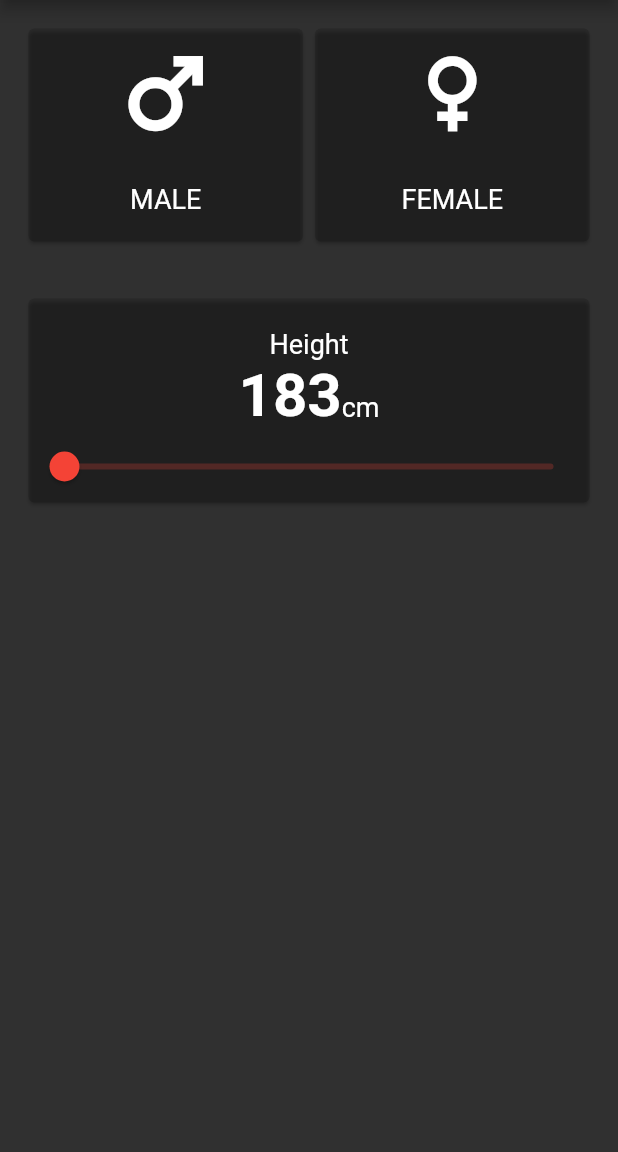
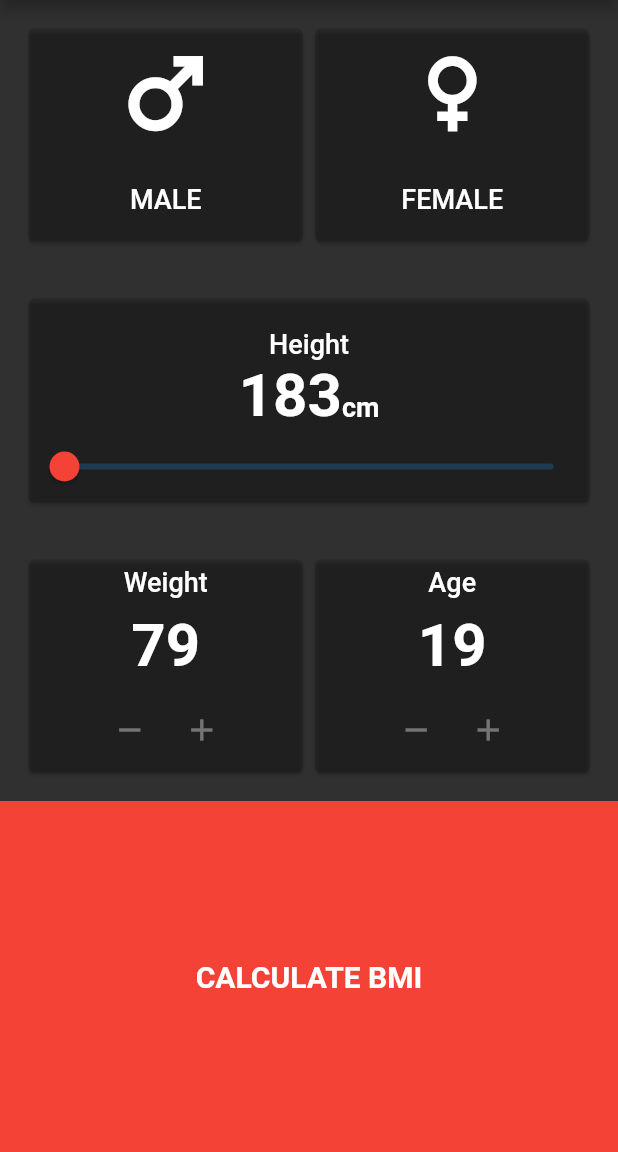
Before and after one commit to Junaidhassan99/bmi_calculator_clone, a Flutter app: the screen it shows after launch, on a phone screen of 412 x 824 dp, the part 84-1236 px from its top. Run offline on Flutter 3.47's test engine with Material 2 defaults, Android fonts, the phone set to English and light mode, and no system bars.

Commit message:
UI completed.

```diff
--- a/lib/main.dart
+++ b/lib/main.dart
@@ -1,4 +1,5 @@
-import 'package:bmi_calculator_clone/screens/HomeScreen.dart';
+import 'package:bmi_calculator_clone/screens/homeScreen.dart';
+import 'package:bmi_calculator_clone/screens/results_screen.dart';
 import 'package:flutter/material.dart';
 
 void main() {
@@ -6,20 +7,33 @@ void main() {
 }
 
 class BmiCalculatorApp extends StatelessWidget {
-
   @override
   Widget build(BuildContext context) {
     return MaterialApp(
       theme: ThemeData(
-        primarySwatch: Colors.red,
+        textTheme: TextTheme(
+          bodyText1: TextStyle(fontSize: 18),
+        ),
+        accentColor: Colors.red,
         brightness: Brightness.light,
       ),
       darkTheme: ThemeData(
-        primarySwatch: Colors.red,
+        textTheme: TextTheme(
+          //general tile text size
+          bodyText1: TextStyle(fontSize: 18),
+          //tile numbers
+          bodyText2: TextStyle(fontSize: 40, fontWeight: FontWeight.bold),
+        ),
+        accentColor: Colors.red,
         brightness: Brightness.dark,
       ),
       themeMode: ThemeMode.dark,
       home: HomeScreen(),
+      //HomeScreen(),
+      routes: {
+        HomeScreen.routeName: (_) => HomeScreen(),
+        ResultsScreen.routeName: (_) => ResultsScreen(),
+      },
     );
   }
 }
--- a/lib/screens/HomeScreen.dart
+++ b/lib/screens/HomeScreen.dart
@@ -1,8 +1,12 @@
+import 'package:bmi_calculator_clone/screens/results_screen.dart';
+import 'package:bmi_calculator_clone/widgets/bmi_button.dart';
 import 'package:bmi_calculator_clone/widgets/gender_selector.dart';
 import 'package:bmi_calculator_clone/widgets/height_selector.dart';
+import 'package:bmi_calculator_clone/widgets/weight_and_age.dart';
 import 'package:flutter/material.dart';
 
 class HomeScreen extends StatelessWidget {
+  static const routeName = '/home_screen';
   @override
   Widget build(BuildContext context) {
     return Scaffold(
@@ -11,16 +15,16 @@ class HomeScreen extends StatelessWidget {
       ),
       body: Column(
         children: [
-          Padding(
-            padding: EdgeInsets.all(15),
-            child: Row(
-              children: [
-                GenderSelector(GenderEnum.MALE),
-                GenderSelector(GenderEnum.FEMALE),
-              ],
+          GenderSelector(),
+          HeightSelector(),
+          WeightAndAge(),
+          Expanded(
+            child: GestureDetector(
+              child: BmiButton('CALCULATE BMI'),
+              onTap: () =>
+                  Navigator.of(context).pushReplacementNamed(ResultsScreen.routeName),
             ),
           ),
-          HeightSelector()
         ],
       ),
     );
--- /dev/null
+++ b/lib/widgets/bmi_button.dart
@@ -0,0 +1,20 @@
+import 'package:flutter/material.dart';
+
+class BmiButton extends StatelessWidget {
+  final String text;
+  const BmiButton(
+    this.text,
+  );
+
+  @override
+  Widget build(BuildContext context) {
+    return Container(
+      color: Theme.of(context).accentColor,
+      alignment: Alignment.center,
+      child: Text(
+        text,
+        style: TextStyle(fontSize: 20),
+      ),
+    );
+  }
+}
--- a/lib/widgets/gender_selector.dart
+++ b/lib/widgets/gender_selector.dart
@@ -7,10 +7,7 @@ enum GenderEnum {
 }
 
 class GenderSelector extends StatelessWidget {
-  final GenderEnum gender;
-  GenderSelector(this.gender);
-  @override
-  Widget build(BuildContext context) {
+  Widget _genderTileWidget(BuildContext context, GenderEnum gender) {
     return Expanded(
       child: Container(
         height: 150,
@@ -26,7 +23,7 @@ class GenderSelector extends StatelessWidget {
               ),
               Text(
                 gender == GenderEnum.MALE ? 'MALE' : 'FEMALE',
-                style: TextStyle(fontSize: 18),
+                style: Theme.of(context).textTheme.bodyText1,
               ),
             ],
           ),
@@ -34,4 +31,17 @@ class GenderSelector extends StatelessWidget {
       ),
     );
   }
+
+  @override
+  Widget build(BuildContext context) {
+    return Padding(
+      padding: EdgeInsets.all(15),
+      child: Row(
+        children: [
+          _genderTileWidget(context, GenderEnum.MALE),
+          _genderTileWidget(context, GenderEnum.FEMALE),
+        ],
+      ),
+    );
+  }
 }
--- a/lib/widgets/height_selector.dart
+++ b/lib/widgets/height_selector.dart
@@ -20,10 +20,12 @@ class _HeightSelectorState extends State<HeightSelector> {
         child: Column(
           mainAxisAlignment: MainAxisAlignment.spaceAround,
           children: [
-            SizedBox(height: 20,),
+            SizedBox(
+              height: 20,
+            ),
             Text(
               'Height',
-              style: TextStyle(fontSize: 18),
+              style: Theme.of(context).textTheme.bodyText1,
             ),
             Row(
               crossAxisAlignment: CrossAxisAlignment.end,
@@ -31,7 +33,7 @@ class _HeightSelectorState extends State<HeightSelector> {
               children: [
                 Text(
                   '183',
-                  style: TextStyle(fontSize: 40, fontWeight: FontWeight.bold),
+                  style: Theme.of(context).textTheme.bodyText2,
                 ),
                 Container(
                   padding: EdgeInsets.symmetric(vertical: 5),
@@ -45,6 +47,7 @@ class _HeightSelectorState extends State<HeightSelector> {
               ],
             ),
             Slider(
+              activeColor: Theme.of(context).accentColor,
               value: _sliderValue,
               onChanged: (value) {
                 setState(() {
--- /dev/null
+++ b/lib/widgets/weight_and_age.dart
@@ -0,0 +1,59 @@
+import 'package:flutter/material.dart';
+
+enum WeightAndAgeEnum {
+  Weight,
+  Age,
+}
+
+class WeightAndAge extends StatelessWidget {
+  Widget _weightAndHeightWidget(
+      BuildContext context, WeightAndAgeEnum weightAndAgeEnum) {
+    return Expanded(
+      child: Container(
+        height: 150,
+        child: Card(
+          color: Colors.black12,
+          child: Column(
+            mainAxisAlignment: MainAxisAlignment.spaceAround,
+            children: [
+              Text(
+                weightAndAgeEnum == WeightAndAgeEnum.Weight ? 'Weight' : 'Age',
+                style: Theme.of(context).textTheme.bodyText1,
+              ),
+              Text(
+                weightAndAgeEnum == WeightAndAgeEnum.Weight ? '79' : '19',
+                style: Theme.of(context).textTheme.bodyText2,
+              ),
+              Row(
+                mainAxisAlignment: MainAxisAlignment.center,
+                children: [
+                  IconButton(
+                    icon: Icon(Icons.remove),
+                    onPressed: null,
+                  ),
+                  IconButton(
+                    icon: Icon(Icons.add),
+                    onPressed: null,
+                  ),
+                ],
+              ),
+            ],
+          ),
+        ),
+      ),
+    );
+  }
+
+  @override
+  Widget build(BuildContext context) {
+    return Padding(
+      padding: EdgeInsets.all(15),
+      child: Row(
+        children: [
+          _weightAndHeightWidget(context,WeightAndAgeEnum.Weight),
+           _weightAndHeightWidget(context,WeightAndAgeEnum.Age),
+        ],
+      ),
+    );
+  }
+}
```
Also changed, not shown: lib/screens/results_screen.dart (added, +88 -0 lines).
